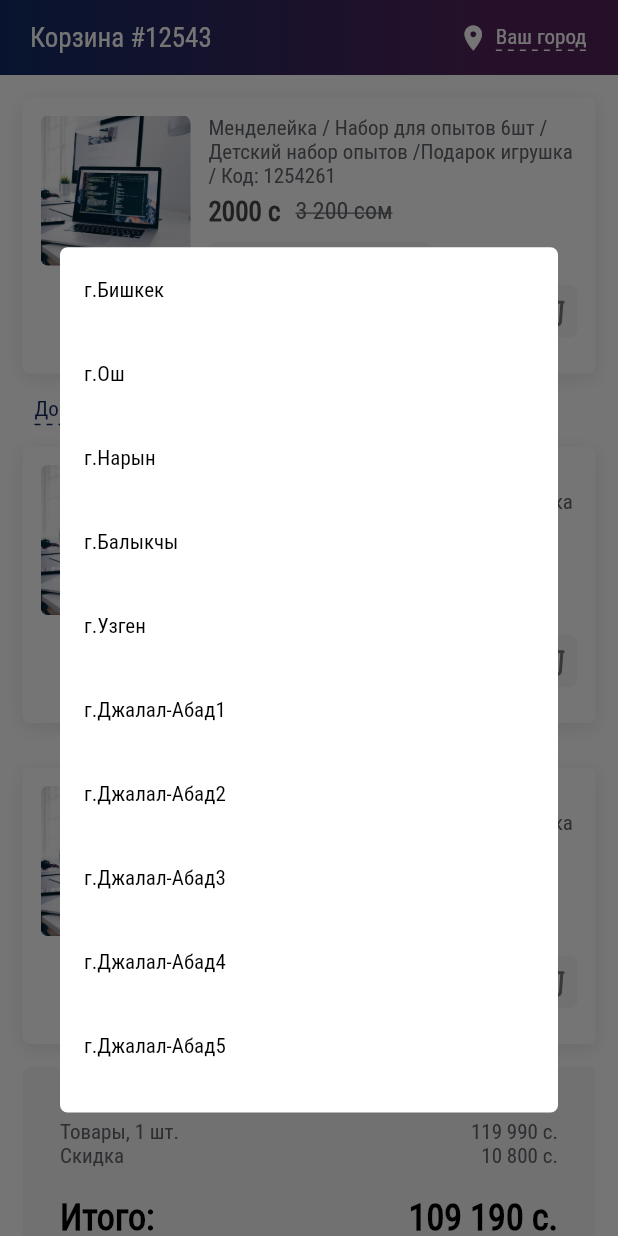
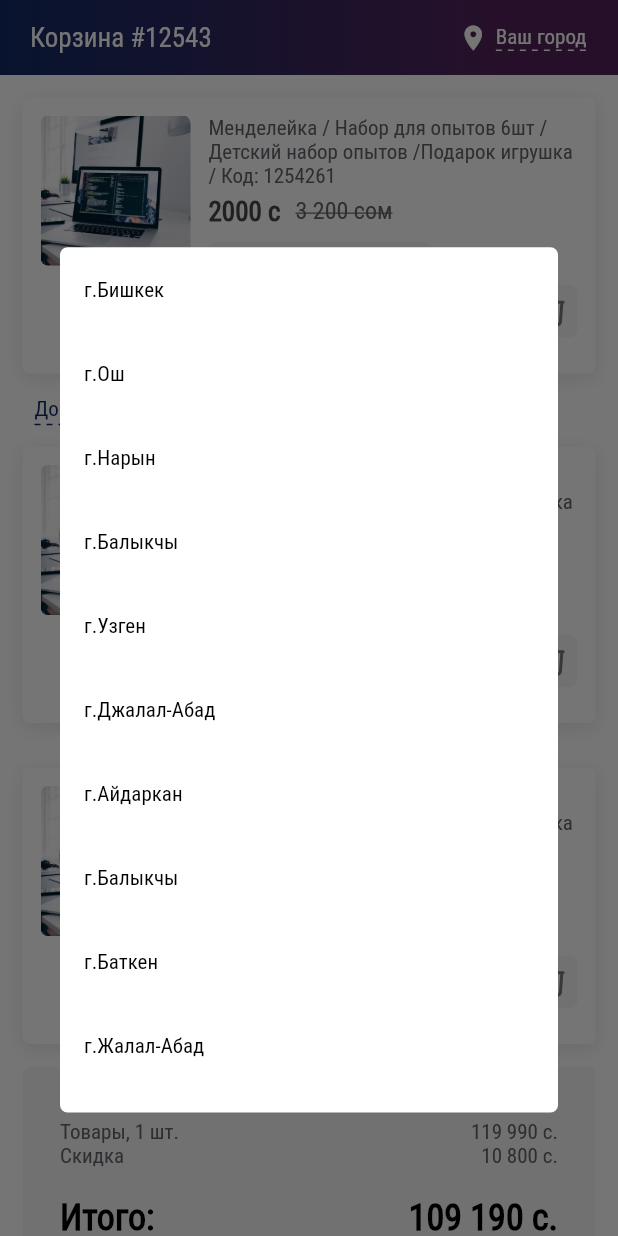
Before and after one commit to kpk-i710/maximum, a Flutter app: the ShoppingCartPage screen opened directly, after a tap on "Ваш город", on a phone screen of 412 x 824 dp. Run offline on Flutter 3.47's test engine with Material 2 defaults, Android fonts, the phone set to English and light mode, and no system bars; our stand-ins replace auto_size_text, cached_network_image, device_preview, dotted_decoration, expandable, flutter_html and 19 more; missing offline and left inert: configurable_expansion_tile_null_safety, expand_widget, time_machine, yandex_mapkit; accounts and stored records are empty; network calls fail; Roboto replaces fonts that are missing (RobotoCondensed-Regular); statements that could not run were skipped; project files that could hold a hidden picture were left out.

Commit message:
02 число измнения устал

```diff
--- a/lib/src/helpers/app_translations.dart
+++ b/lib/src/helpers/app_translations.dart
@@ -23,6 +23,9 @@ class AppTranslations extends Translations {
           'brands': 'Бренды',
           'currency': 'Валюта:',
           'street': 'Улица',
+          'streetShort': 'ул.',
+          'houseShort': 'д.',
+          'apartamentShort': 'кв.',
           'free_to_bishkek': 'Бесплатная доставка по г.Бишкек',
           'pay_order': 'Оплатить',
           'your_city': 'Ваш город',
--- a/lib/src/pages/shopping_cart/shopping_cart_page_controller.dart
+++ b/lib/src/pages/shopping_cart/shopping_cart_page_controller.dart
@@ -1,7 +1,6 @@
 import 'package:flutter/material.dart';
 import 'package:get/get.dart';
 
-import '../../models/order.dart';
 import '../../widgets/widgets.dart' as widgets;
 class ShoppingCartPageController extends GetxController {
   var counter = 0.obs;
@@ -13,34 +12,13 @@ class ShoppingCartPageController extends GetxController {
     "г.Нарын",
     "г.Балыкчы ",
     "г.Узген",
-    "г.Джалал-Абад1",
-    "г.Джалал-Абад2",
-    "г.Джалал-Абад3",
-    "г.Джалал-Абад4",
-    "г.Джалал-Абад5",
-    "г.Джалал-Абад6",
-    "г.Джалал-Абад7",
-    "г.Джалал-Абад8",
-    "г.Джалал-Абад9",
-    "г.Джалал-Абад10",
-    "г.Джалал-Абад11",
-    "г.Джалал-Абад12",
-    "г.Джалал-Абад13",
-    "г.Джалал-Абад14",
-    "г.Джалал-Абад15",
-    "г.Джалал-Абад16",
-    "г.Джалал-Абад17",
-    "г.Джалал-Абад18",
-    "г.Джалал-Абад19",
-    "г.Джалал-Абад20",
-    "г.Джалал-Абад21",
-    "г.Джалал-Абад22",
-    "г.Джалал-Абад23",
-    "г.Джалал-Абад24",
-    "г.Джалал-Абад25",
-    "г.Джалал-Абад26",
-    "г.Джалал-Абад27",
-    "г.Джалал-Абад28",
+    "г.Джалал-Абад",
+    "г.Айдаркан",
+    "г.Балыкчы",
+    "г.Баткен",
+    "г.Жалал-Абад",
+    "г.Кадамжай",
+
 
   ];
   final  selectedCity =Rxn<String>( );
```
Also changed, not shown: lib/src/pages/home/home_page.dart (+49 -37 lines), lib/src/pages/shopping_cart/payment_method/payment_method.dart (+22 -4 lines), lib/src/pages/shopping_cart/payment_method/shipping_methods/change_address/change_address.dart (+13 -18 lines), lib/src/pages/shopping_cart/payment_method/shipping_methods/change_address/change_address_controller.dart (+5 -2 lines), lib/src/pages/shopping_cart/payment_method/shipping_methods/shipping_methods_page.dart (+49 -12 lines), lib/src/widgets/widgets.dart (+7 -4 lines).
